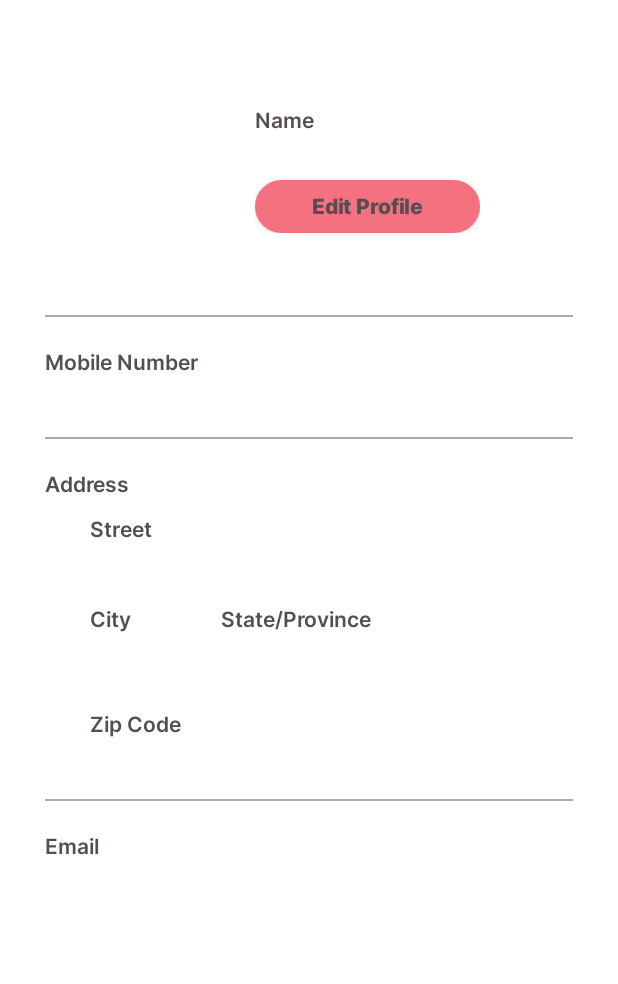
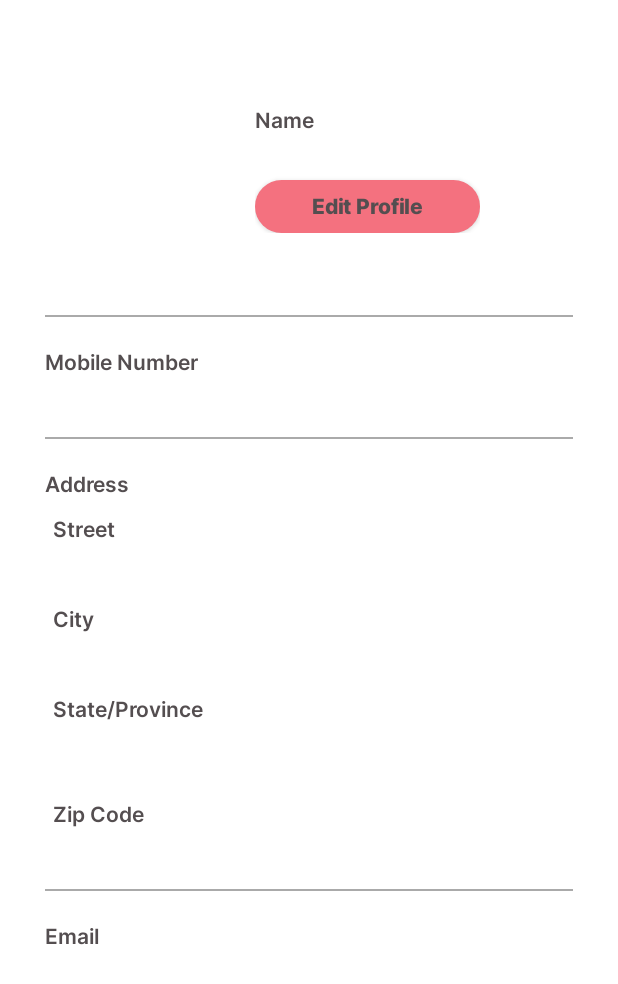
Before and after one commit to ShinCFN/MrErrandV2, an Android app: the layout fragment_profile.xml on its own in the app's theme, with its tools: preview values and no code run, on a phone screen of 412 x 824 dp. Shown: the top 984 px of the screen. Run offline under Robolectric (Android 15) with nearby library versions, the phone set to English and light mode, and no system bars.

Commit message:
Changed app logo and app name + fixes

```diff
--- a/app/src/main/AndroidManifest.xml
+++ b/app/src/main/AndroidManifest.xml
@@ -14,11 +14,12 @@
         android:allowBackup="true"
         android:dataExtractionRules="@xml/data_extraction_rules"
         android:fullBackupContent="@xml/backup_rules"
-        android:icon="@mipmap/ic_launcher"
-        android:label="@string/app_name"
-        android:roundIcon="@mipmap/ic_launcher_round"
+        android:icon="@drawable/logo"
+        android:label="Mr Errand"
+        android:roundIcon="@drawable/logo"
         android:supportsRtl="true"
         android:theme="@style/Theme.MrErrandV2"
+
         tools:targetApi="31">
         <activity
             android:name=".EditProfileActivity"
--- a/app/src/main/java/com/example/mrerrandv2/OrderActivity.java
+++ b/app/src/main/java/com/example/mrerrandv2/OrderActivity.java
@@ -33,6 +33,7 @@ public class OrderActivity extends AppCompatActivity {
                     Intent intent = new Intent(OrderActivity.this, PaymentActivity.class);
                     intent.putExtra("ORDER",orders);
                     startActivity(intent);
+                    finish();
                 }
             }
         });
--- a/app/src/main/res/layout/fragment_profile.xml
+++ b/app/src/main/res/layout/fragment_profile.xml
@@ -132,7 +132,7 @@
             <LinearLayout
                 android:layout_width="match_parent"
                 android:layout_height="wrap_content"
-                android:layout_marginHorizontal="30dp"
+                android:layout_marginLeft="5dp"
                 android:orientation="vertical">
 
 
@@ -155,17 +155,6 @@
                     android:paddingBottom="20dp"
                     android:textColor="@color/DarkMain" />
 
-
-                <LinearLayout
-                    android:layout_width="match_parent"
-                    android:layout_height="wrap_content"
-                    android:orientation="horizontal">
-
-                    <LinearLayout
-                        android:layout_width="wrap_content"
-                        android:layout_height="wrap_content"
-                        android:orientation="vertical">
-
                 <!-- City -->
                 <TextView
                     android:layout_width="wrap_content"
@@ -183,13 +172,7 @@
                     android:fontFamily="@font/inter_regular"
                     android:paddingBottom="20dp"
                     android:textColor="@color/DarkMain" />
-                    </LinearLayout>
 
-                    <LinearLayout
-                        android:layout_width="wrap_content"
-                        android:layout_height="wrap_content"
-                        android:layout_marginLeft="60dp"
-                        android:orientation="vertical">
 
                 <!-- State/Province -->
                 <TextView
@@ -208,9 +191,6 @@
                     android:fontFamily="@font/inter_regular"
                     android:paddingBottom="20dp"
                     android:textColor="@color/DarkMain" />
-                    </LinearLayout>
-
-                </LinearLayout>
 
                 <!-- Zip Code -->
                 <TextView
```
Lines whose indentation alone changed are shown as unchanged.
